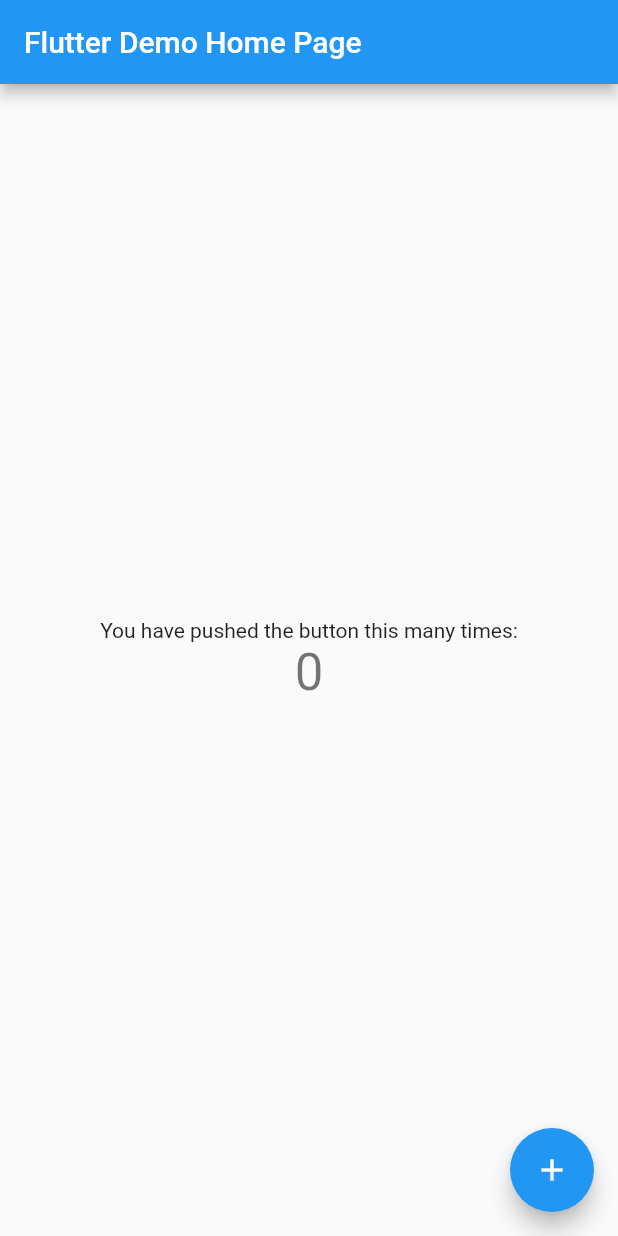
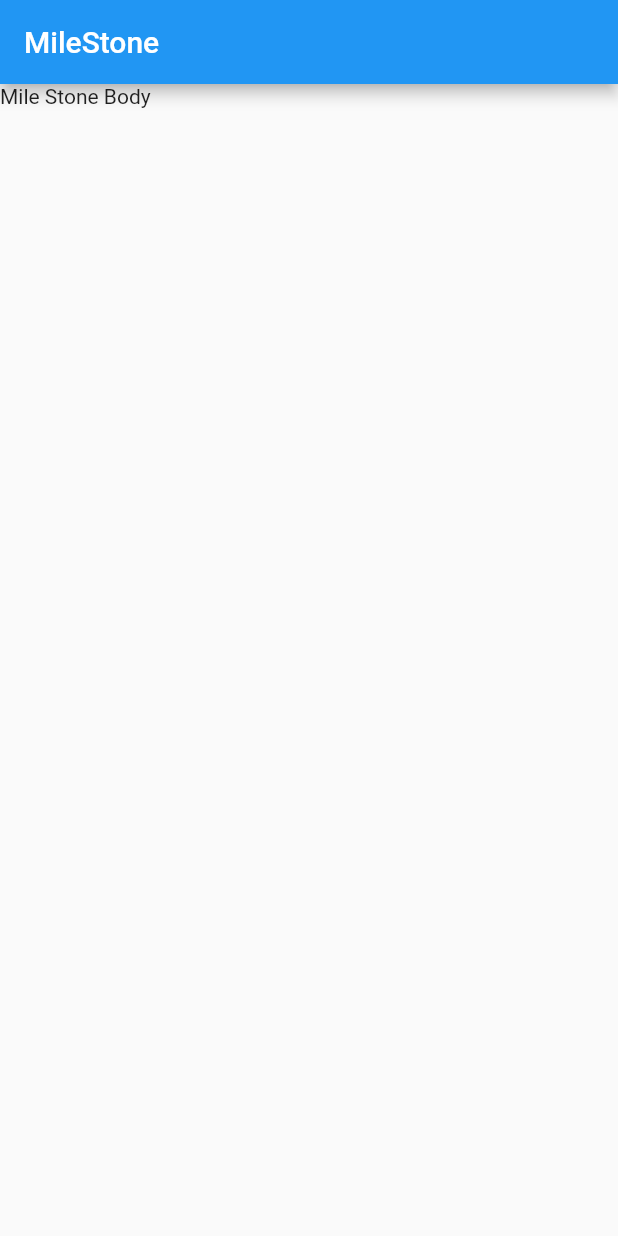
Before and after one commit to RyuNen344/DagashiFlutter, a Flutter app: the screen it shows after launch, on a phone screen of 412 x 824 dp. Run offline on Flutter 3.47's test engine with Material 2 defaults, Android fonts, the phone set to English and light mode, and no system bars; our stand-ins replace dio, flutter_hooks, freezed_annotation, get, hooks_riverpod; missing offline and left inert: enum_to_string, ua_client_hints; generated files the repository leaves out were written again.

Commit message:
uiのベース実装を追加

```diff
--- /dev/null
+++ b/lib/dagashi_app.dart
@@ -0,0 +1,14 @@
+import 'package:dagashi_flutter/ui/mile_stone/mile_stone_page.dart';
+import 'package:flutter/material.dart';
+import 'package:flutter_hooks/flutter_hooks.dart';
+import 'package:get/get.dart';
+
+class DagashiApp extends HookWidget {
+  @override
+  Widget build(BuildContext context) {
+    return GetMaterialApp(
+      title: 'Dagashi',
+      home: MileStonePage(),
+    );
+  }
+}
--- a/lib/main.dart
+++ b/lib/main.dart
@@ -1,66 +1,25 @@
+import 'dart:async';
+
+import 'package:dagashi_flutter/dagashi_app.dart';
+import 'package:flutter/foundation.dart';
 import 'package:flutter/material.dart';
+import 'package:hooks_riverpod/all.dart';
 
-void main() {
-  runApp(MyApp());
-}
+Future<void> main() async {
+  WidgetsFlutterBinding.ensureInitialized();
 
-class MyApp extends StatelessWidget {
-  @override
-  Widget build(BuildContext context) {
-    return MaterialApp(
-      title: 'Flutter Demo',
-      theme: ThemeData(
-        primarySwatch: Colors.blue,
-        visualDensity: VisualDensity.adaptivePlatformDensity,
-      ),
-      home: MyHomePage(title: 'Flutter Demo Home Page'),
-    );
-  }
-}
+  Function originalOnError = FlutterError.onError;
+  FlutterError.onError = (errorDetails) async {
+    originalOnError(errorDetails);
+  };
 
-class MyHomePage extends StatefulWidget {
-  MyHomePage({Key key, this.title}) : super(key: key);
-
-  final String title;
-
-  @override
-  _MyHomePageState createState() => _MyHomePageState();
-}
-
-class _MyHomePageState extends State<MyHomePage> {
-  int _counter = 0;
-
-  void _incrementCounter() {
-    setState(() {
-      _counter++;
-    });
+  if (kReleaseMode) {
+    debugPrint = (message, {wrapWidth}) {};
   }
 
-  @override
-  Widget build(BuildContext context) {
-    return Scaffold(
-      appBar: AppBar(
-        title: Text(widget.title),
-      ),
-      body: Center(
-        child: Column(
-          mainAxisAlignment: MainAxisAlignment.center,
-          children: <Widget>[
-            Text(
-              'You have pushed the button this many times:',
-            ),
-            Text(
-              '$_counter',
-              style: Theme.of(context).textTheme.headline4,
-            ),
-          ],
-        ),
-      ),
-      floatingActionButton: FloatingActionButton(
-        onPressed: _incrementCounter,
-        tooltip: 'Increment',
-        child: Icon(Icons.add),
-      ),
-    );
-  }
+  runZonedGuarded(() {
+    runApp(ProviderScope(child: DagashiApp()));
+  }, (error, stackTrace) {
+    print(stackTrace);
+  });
 }
--- /dev/null
+++ b/lib/ui/mile_stone/mile_stone_page.dart
@@ -0,0 +1,14 @@
+import 'package:flutter/material.dart';
+
+class MileStonePage extends StatelessWidget {
+  @override
+  Widget build(BuildContext context) {
+    // TODO: implement build
+    return Scaffold(
+      appBar: AppBar(
+        title: Text('MileStone'),
+      ),
+      body: Text('Mile Stone Body'),
+    );
+  }
+}
```
Also changed, not shown: pubspec.yaml (+7 -0 lines), pubspec.lock, 5 other files.
